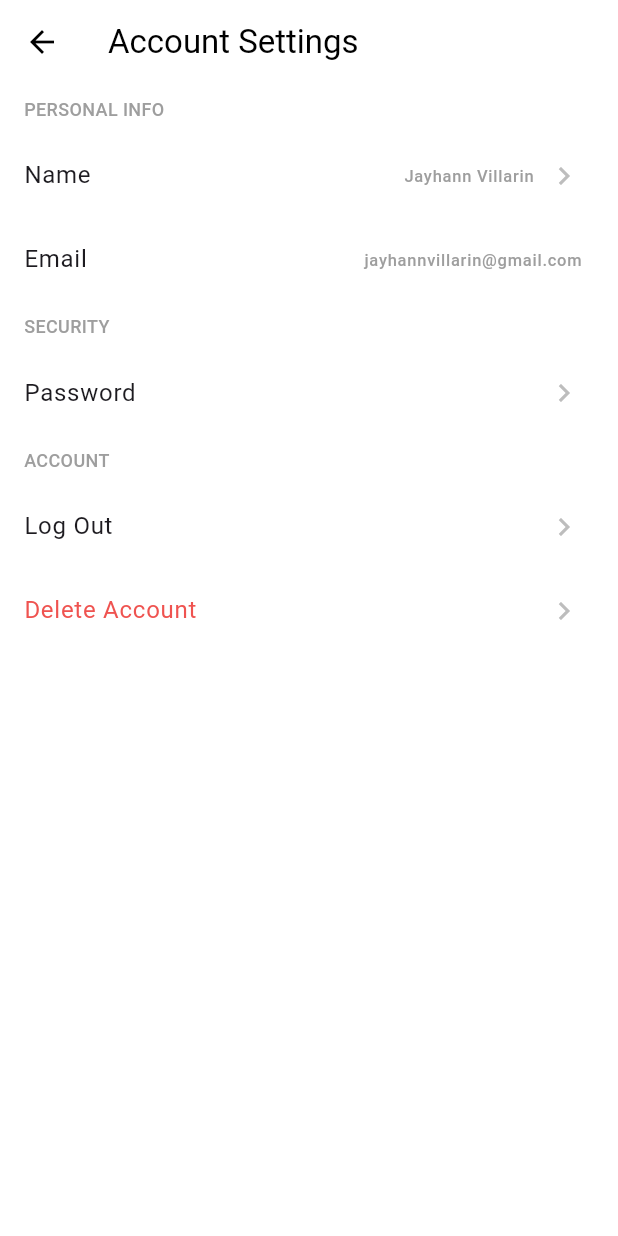
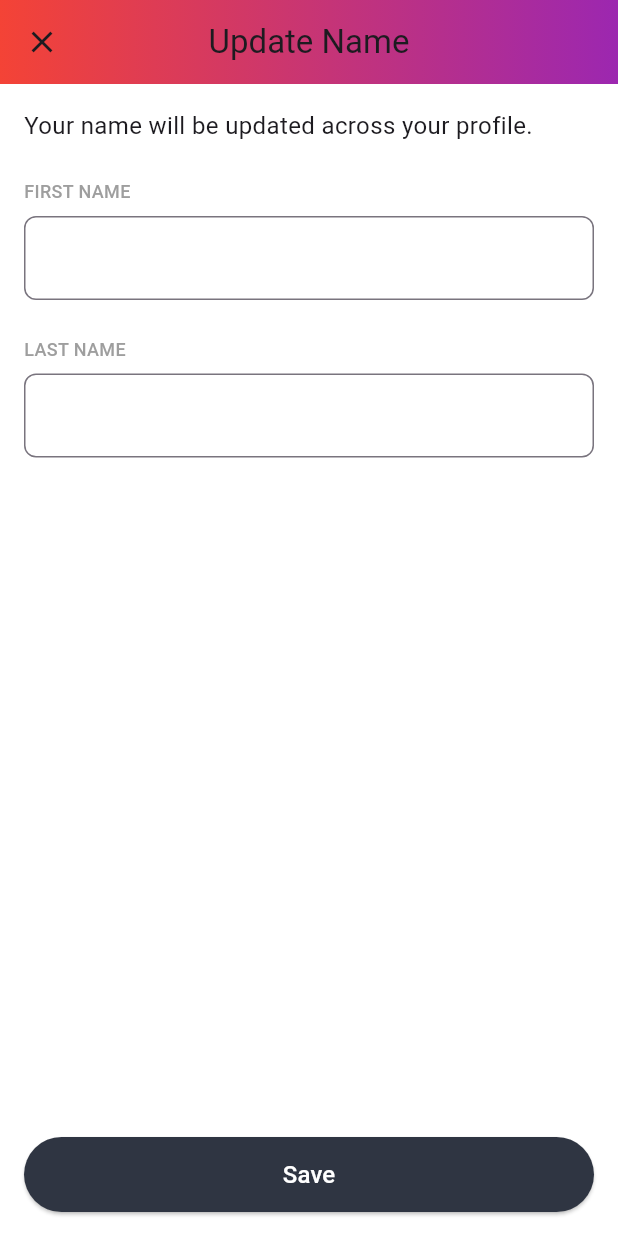
Before and after one commit to vamp-jjang/findre-app, a Flutter app: the AccountSettingsScreen screen opened directly, after a tap on "Name", on a phone screen of 412 x 824 dp. Run offline on Flutter 3.47's test engine with Material 3 defaults, Android fonts, the phone set to English and light mode, and no system bars; our stand-ins replace firebase_auth, firebase_core, geolocator, google_maps_flutter, google_sign_in, permission_handler; missing offline and left inert: flutter_polyline_points, google_directions_api; accounts and stored records are empty.

Commit message:
new update name screen, can now handle username from users

```diff
--- a/lib/screens/account_settings_screen.dart
+++ b/lib/screens/account_settings_screen.dart
@@ -1,14 +1,34 @@
 import 'package:flutter/material.dart';
 import 'package:real_estate/auth_services.dart';
 import 'welcome_screen.dart';
+import 'update_name_screen.dart';
 
 
-class AccountSettingsScreen extends StatelessWidget {
+class AccountSettingsScreen extends StatefulWidget {
   const AccountSettingsScreen({super.key});
 
   @override
+  State<AccountSettingsScreen> createState() => _AccountSettingsScreenState();
+}
+
+class _AccountSettingsScreenState extends State<AccountSettingsScreen> {
+  final _auth = AuthService();
+  String _userName = 'Jayhann Villarin';
+
+  @override
+  void initState() {
+    super.initState();
+    // Initialize with current name if available
+    final currentUser = _auth.currentUser;
+    if (currentUser != null && currentUser.displayName != null) {
+      setState(() {
+        _userName = currentUser.displayName!;
+      });
+    }
+  }
+
+  @override
   Widget build(BuildContext context) {
-    final _auth = AuthService();
     return Scaffold(
       appBar: AppBar(
         backgroundColor: Colors.transparent,
@@ -41,15 +61,26 @@ class AccountSettingsScreen extends StatelessWidget {
             trailing: Row(
               mainAxisSize: MainAxisSize.min,
               children: [
-                const Text(
-                  'Jayhann Villarin',
-                  style: TextStyle(color: Colors.grey),
+                Text(
+                  _userName,
+                  style: const TextStyle(color: Colors.grey),
                 ),
                 const SizedBox(width: 8),
                 Icon(Icons.chevron_right, color: Colors.grey[400]),
               ],
             ),
-            onTap: () {},
+            onTap: () async {
+              final result = await Navigator.push(
+                context,
+                MaterialPageRoute(builder: (context) => const UpdateNameScreen()),
+              );
+
+              if (result != null && result is String) {
+                setState(() {
+                  _userName = result;
+                });
+              }
+            },
           ),
           ListTile(
             title: const Text('Email'),
--- a/lib/screens/signup_screen.dart
+++ b/lib/screens/signup_screen.dart
@@ -212,6 +212,11 @@ String errorMessage = '';
           email: _email.text,
           password: _password.text,
         );
+
+        // Update the username for the newly created user
+        if (user != null) {
+          await _auth.updateUsername(username: _username.text);
+        }
         if(user != null){
           print('User created');
           // Navigate to LoginScreen after successful signup
--- /dev/null
+++ b/lib/screens/update_name_screen.dart
@@ -0,0 +1,159 @@
+import 'package:flutter/material.dart';
+import 'package:firebase_auth/firebase_auth.dart';
+import 'package:real_estate/auth_services.dart';
+
+class UpdateNameScreen extends StatefulWidget {
+  const UpdateNameScreen({super.key});
+
+  @override
+  State<UpdateNameScreen> createState() => _UpdateNameScreenState();
+}
+
+class _UpdateNameScreenState extends State<UpdateNameScreen> {
+  final TextEditingController _firstNameController = TextEditingController();
+  final TextEditingController _lastNameController = TextEditingController();
+  final _auth = AuthService();
+  bool _isLoading = false;
+
+  @override
+  void initState() {
+    super.initState();
+    // Initialize with current name if available
+    final currentUser = _auth.currentUser;
+    if (currentUser != null && currentUser.displayName != null) {
+      final nameParts = currentUser.displayName!.split(' ');
+      if (nameParts.isNotEmpty) {
+        _firstNameController.text = nameParts[0];
+        if (nameParts.length > 1) {
+          _lastNameController.text = nameParts.sublist(1).join(' ');
+        }
+      }
+    }
+  }
+
+  @override
+  void dispose() {
+    _firstNameController.dispose();
+    _lastNameController.dispose();
+    super.dispose();
+  }
+
+  Future<void> _updateName() async {
+    setState(() {
+      _isLoading = true;
+    });
+
+    try {
+      final fullName = '${_firstNameController.text} ${_lastNameController.text}'.trim();
+      await _auth.updateUsername(username: fullName);
+      if (mounted) {
+        Navigator.pop(context, fullName);
+      }
+    } catch (e) {
+      if (mounted) {
+        ScaffoldMessenger.of(context).showSnackBar(
+          SnackBar(content: Text('Failed to update name: ${e.toString()}'))
+        );
+      }
+    } finally {
+      if (mounted) {
+        setState(() {
+          _isLoading = false;
+        });
+      }
+    }
+  }
+
+  @override
+  Widget build(BuildContext context) {
+    return Scaffold(
+      appBar: AppBar(
+        title: const Text('Update Name'),
+        centerTitle: true,
+        leading: IconButton(
+          icon: const Icon(Icons.close),
+          onPressed: () => Navigator.pop(context),
+        ),
+        flexibleSpace: Container(
+          decoration: const BoxDecoration(
+            gradient: LinearGradient(
+              colors: [Colors.red, Colors.purple],
+              begin: Alignment.centerLeft,
+              end: Alignment.centerRight,
+            ),
+          ),
+        ),
+      ),
+      body: Padding(
+        padding: const EdgeInsets.all(16.0),
+        child: Column(
+          crossAxisAlignment: CrossAxisAlignment.start,
+          children: [
+            const Text(
+              'Your name will be updated across your profile.',
+              style: TextStyle(fontSize: 16),
+            ),
+            const SizedBox(height: 24),
+            const Text(
+              'FIRST NAME',
+              style: TextStyle(
+                fontSize: 12,
+                fontWeight: FontWeight.w500,
+                color: Colors.grey,
+              ),
+            ),
+            const SizedBox(height: 8),
+            TextField(
+              controller: _firstNameController,
+              decoration: InputDecoration(
+                border: OutlineInputBorder(
+                  borderRadius: BorderRadius.circular(8),
+                ),
+                contentPadding: const EdgeInsets.symmetric(horizontal: 16, vertical: 16),
+              ),
+            ),
+            const SizedBox(height: 24),
+            const Text(
+              'LAST NAME',
+              style: TextStyle(
+                fontSize: 12,
+                fontWeight: FontWeight.w500,
+                color: Colors.grey,
+              ),
+            ),
+            const SizedBox(height: 8),
+            TextField(
+              controller: _lastNameController,
+              decoration: InputDecoration(
+                border: OutlineInputBorder(
+                  borderRadius: BorderRadius.circular(8),
+                ),
+                contentPadding: const EdgeInsets.symmetric(horizontal: 16, vertical: 16),
+              ),
+            ),
+            const Spacer(),
+            SizedBox(
+              width: double.infinity,
+              height: 50,
+              child: ElevatedButton(
+                onPressed: _isLoading ? null : _updateName,
+                style: ElevatedButton.styleFrom(
+                  backgroundColor: const Color(0xFF2F3542),
+                  shape: RoundedRectangleBorder(
+                    borderRadius: BorderRadius.circular(25),
+                  ),
+                ),
+                child: _isLoading
+                    ? const CircularProgressIndicator(color: Colors.white)
+                    : const Text(
+                        'Save',
+                        style: TextStyle(fontSize: 16, color: Colors.white),
+                      ),
+              ),
+            ),
+          ],
+        ),
+      ),
+    );
+  }
+}
```
Also changed, not shown: lib/screens/home_screen.dart (+17 -3 lines), lib/screens/profile_screen.dart (+51 -7 lines), lib/screens/verification_screen.dart (+3 -43 lines).
